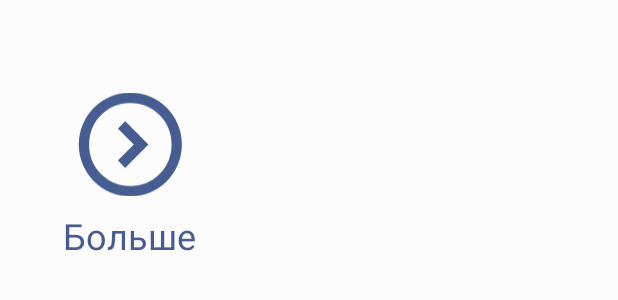
After one commit to AniSharkApp/AniShark, an Android app: the layout card_watch_more_home.xml on its own in the app's theme, with its tools: preview values and no code run, on a phone screen of 412 x 824 dp. The commit adds this screen. Shown: the top 300 px of the screen. Run offline under Robolectric (Android 15) with nearby library versions, the phone set to English and light mode, and no system bars.

Commit message:
Add "Show more" card

```diff
--- a/app/src/main/java/ru/anishark/app/feature/home/recycler/HomeAnimeListAdapter.kt
+++ b/app/src/main/java/ru/anishark/app/feature/home/recycler/HomeAnimeListAdapter.kt
@@ -8,6 +8,7 @@ import androidx.appcompat.content.res.AppCompatResources
 import androidx.recyclerview.widget.RecyclerView
 import ru.anishark.app.R
 import ru.anishark.app.databinding.CardAnimeHomeBinding
+import ru.anishark.app.databinding.CardWatchMoreHomeBinding
 
 class AnimeModel(
     val name: String,
@@ -17,6 +18,9 @@ class AnimeModel(
 class HomeAnimeListAdapter(
     val data: List<AnimeModel> = MutableList(10) { it -> AnimeModel(name = "Anime ${it + 1}", episodesCount = it) }
 ) : RecyclerView.Adapter<RecyclerView.ViewHolder>() {
+    class MoreViewHolder(
+        val binding: CardWatchMoreHomeBinding
+    ) : RecyclerView.ViewHolder(binding.root)
     class AnimeViewHolder(
         val binding: CardAnimeHomeBinding
     ) : RecyclerView.ViewHolder(binding.root) {
@@ -29,20 +33,33 @@ class HomeAnimeListAdapter(
         }
     }
 
+    override fun getItemViewType(position: Int): Int {
+        return if (position == data.size) WATCH_MORE_CARD_TYPE else ANIME_CARD_TYPE
+    }
+
     override fun onCreateViewHolder(
         parent: ViewGroup,
         viewType: Int
     ): RecyclerView.ViewHolder {
+        if (viewType == WATCH_MORE_CARD_TYPE) {
+            val watchMoreBinding = CardWatchMoreHomeBinding.inflate(LayoutInflater.from(parent.context), parent, false)
+            return MoreViewHolder(watchMoreBinding)
+        }
         val animeCardViewBinding =
             CardAnimeHomeBinding.inflate(LayoutInflater.from(parent.context), parent, false)
         return AnimeViewHolder(animeCardViewBinding)
     }
 
-    override fun getItemCount(): Int = data.size
+    override fun getItemCount(): Int = data.size + 1
 
     override fun onBindViewHolder(holder: RecyclerView.ViewHolder, position: Int) {
         if (holder is AnimeViewHolder) {
             holder.bind(data[position])
         }
     }
+
+    companion object {
+        const val ANIME_CARD_TYPE = 1
+        const val WATCH_MORE_CARD_TYPE = 2
+    }
 }
--- /dev/null
+++ b/app/src/main/res/drawable/ic_show_more.xml
@@ -0,0 +1,5 @@
+<vector xmlns:android="http://schemas.android.com/apk/res/android" android:autoMirrored="true" android:height="55dp" android:viewportHeight="54" android:viewportWidth="55" android:width="56.01852dp">
+
+    <path android:fillColor="#475D92" android:pathData="M29.758,27L21.456,35.303L25.236,39.15L37.386,27L25.236,14.85L21.456,18.698L29.758,27ZM27.936,54C24.201,54 20.691,53.291 17.406,51.874C14.121,50.456 11.263,48.533 8.833,46.103C6.403,43.673 4.48,40.815 3.062,37.53C1.645,34.245 0.936,30.735 0.936,27C0.936,23.265 1.645,19.755 3.062,16.47C4.48,13.185 6.403,10.328 8.833,7.898C11.263,5.468 14.121,3.544 17.406,2.126C20.691,0.709 24.201,0 27.936,0C31.671,0 35.181,0.709 38.466,2.126C41.751,3.544 44.608,5.468 47.038,7.898C49.468,10.328 51.392,13.185 52.81,16.47C54.227,19.755 54.936,23.265 54.936,27C54.936,30.735 54.227,34.245 52.81,37.53C51.392,40.815 49.468,43.673 47.038,46.103C44.608,48.533 41.751,50.456 38.466,51.874C35.181,53.291 31.671,54 27.936,54ZM27.936,48.6C33.966,48.6 39.073,46.507 43.258,42.322C47.443,38.138 49.536,33.03 49.536,27C49.536,20.97 47.443,15.863 43.258,11.677C39.073,7.492 33.966,5.4 27.936,5.4C21.906,5.4 16.798,7.492 12.613,11.677C8.428,15.863 6.336,20.97 6.336,27C6.336,33.03 8.428,38.138 12.613,42.322C16.798,46.507 21.906,48.6 27.936,48.6Z"/>
+
+</vector>
--- a/app/src/main/res/layout/card_anime_home.xml
+++ b/app/src/main/res/layout/card_anime_home.xml
@@ -2,9 +2,9 @@
 <androidx.cardview.widget.CardView
     xmlns:android="http://schemas.android.com/apk/res/android"
     xmlns:tools="http://schemas.android.com/tools"
+    xmlns:app="http://schemas.android.com/apk/res-auto"
     android:layout_width="160dp"
     android:layout_height="222dp"
-    xmlns:app="http://schemas.android.com/apk/res-auto"
     app:cardCornerRadius="26dp"
     android:layout_margin="6dp"
     app:cardElevation="6dp">
--- /dev/null
+++ b/app/src/main/res/layout/card_watch_more_home.xml
@@ -0,0 +1,39 @@
+<?xml version="1.0" encoding="utf-8"?>
+<androidx.cardview.widget.CardView
+    xmlns:android="http://schemas.android.com/apk/res/android"
+    xmlns:tools="http://schemas.android.com/tools"
+    xmlns:app="http://schemas.android.com/apk/res-auto"
+    android:layout_width="160dp"
+    android:layout_height="222dp"
+    app:cardCornerRadius="26dp"
+    android:layout_margin="6dp"
+    app:cardElevation="0dp"
+    app:cardBackgroundColor="#00000000">
+    <androidx.constraintlayout.widget.ConstraintLayout
+        android:layout_width="match_parent"
+        android:layout_height="match_parent">
+        <ImageView
+            android:id="@+id/show_more_iv"
+            android:layout_width="70dp"
+            android:layout_height="70dp"
+            android:importantForAccessibility="no"
+            android:src="@drawable/ic_show_more"/>
+        <TextView
+            android:id="@+id/show_more_tv"
+            android:layout_width="wrap_content"
+            android:layout_height="wrap_content"
+            android:text="@string/home_show_more"
+            android:textSize="24sp"
+            android:textColor="@color/primary"/>
+        <androidx.constraintlayout.helper.widget.Flow
+            android:layout_width="wrap_content"
+            android:layout_height="wrap_content"
+            android:orientation="vertical"
+            app:flow_verticalGap="9dp"
+            app:constraint_referenced_ids="show_more_iv,show_more_tv"
+            app:layout_constraintBottom_toBottomOf="parent"
+            app:layout_constraintTop_toTopOf="parent"
+            app:layout_constraintStart_toStartOf="parent"
+            app:layout_constraintEnd_toEndOf="parent"/>
+    </androidx.constraintlayout.widget.ConstraintLayout>
+</androidx.cardview.widget.CardView>
--- a/app/src/main/res/values/strings.xml
+++ b/app/src/main/res/values/strings.xml
@@ -10,4 +10,5 @@
     <string name="change_theme_icon_description">Смена темы</string>
     <string name="home_actual_of_season">Актуальное сезона</string>
     <string name="home_tops">Топы</string>
+    <string name="home_show_more">Больше</string>
 </resources>
```
